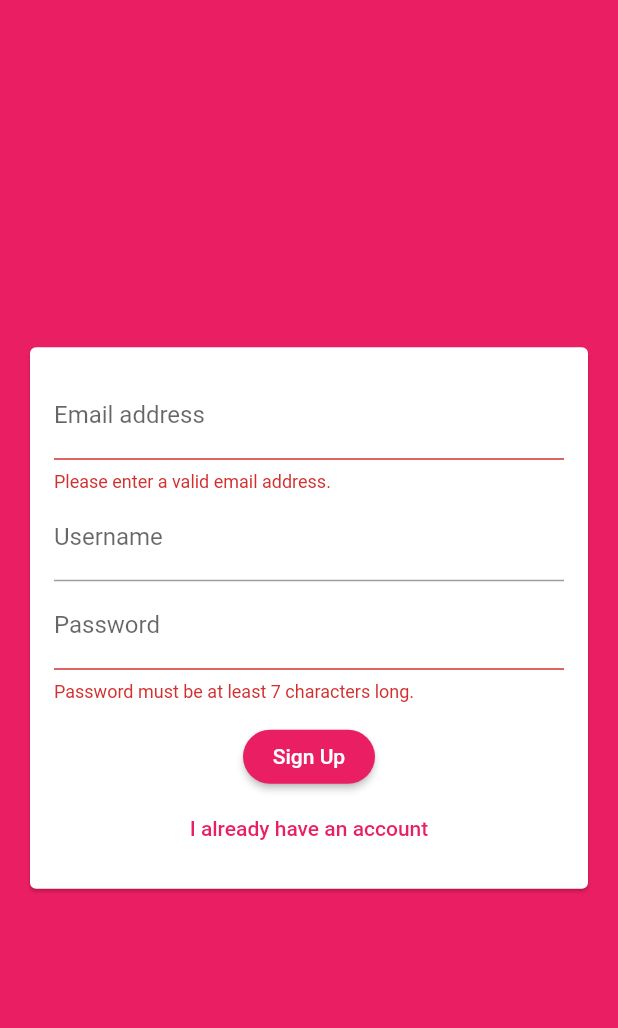
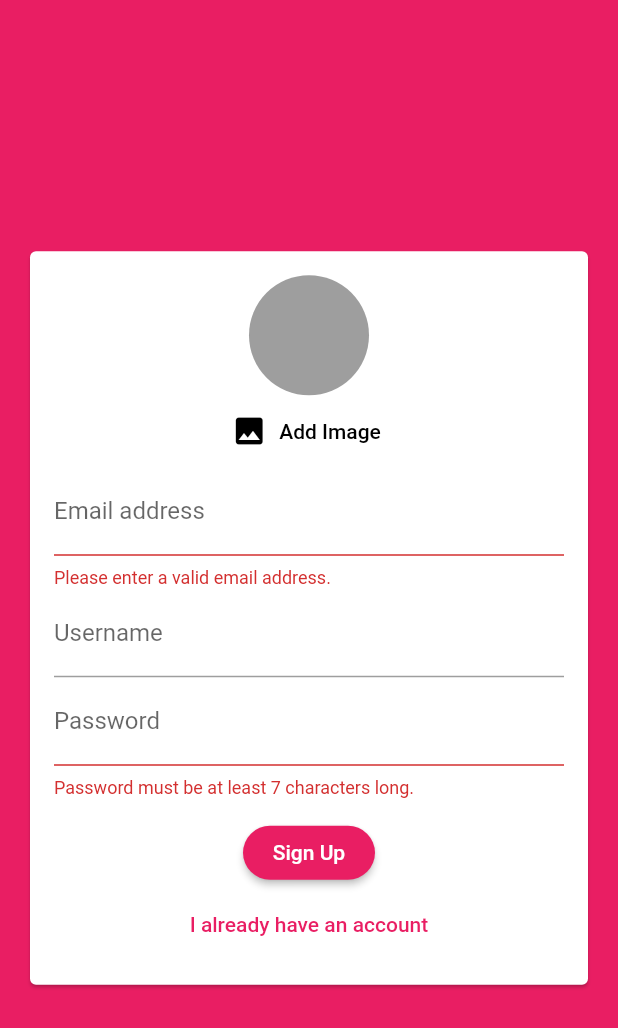
Before and after one commit to Athul-Krishna/sachat, a Flutter app: the screen it shows after launch, after a tap on "Login", after a tap on "Create new account", on a phone screen of 412 x 824 dp. Shown: the top 1028 px of the screen. Run offline on Flutter 3.47's test engine with Material 2 defaults, Android fonts, the phone set to English and light mode, and no system bars; our stand-ins replace cloud_firestore, firebase_auth, firebase_core, image_picker; accounts and stored records are empty.

Commit message:
Add image picker

```diff
--- a/lib/screens/auth_screen.dart
+++ b/lib/screens/auth_screen.dart
@@ -2,7 +2,7 @@ import 'package:cloud_firestore/cloud_firestore.dart';
 import 'package:firebase_auth/firebase_auth.dart';
 import 'package:flutter/material.dart';
 import 'package:flutter/services.dart';
-import 'package:sachat/widgets/auth_form.dart';
+import 'package:sachat/widgets/auth/auth_form.dart';
 
 class AuthScreen extends StatefulWidget {
   const AuthScreen({Key? key}) : super(key: key);
--- a/lib/widgets/auth_form.dart
+++ b/lib/widgets/auth/auth_form.dart
@@ -1,4 +1,5 @@
 import 'package:flutter/material.dart';
+import '../pickers/user_image_picker.dart';
 
 class AuthForm extends StatefulWidget {
   final bool isLoading;
@@ -51,6 +52,7 @@ class _AuthFormState extends State<AuthForm> {
               child: Column(
                 mainAxisSize: MainAxisSize.min,
                 children: [
+                  if (!_isLogin) UserImagePicker(),
                   TextFormField(
                     key: const ValueKey('email'),
                     validator: (value) {
--- /dev/null
+++ b/lib/widgets/pickers/user_image_picker.dart
@@ -0,0 +1,46 @@
+import 'dart:io';
+
+import 'package:flutter/material.dart';
+import 'package:image_picker/image_picker.dart';
+
+class UserImagePicker extends StatefulWidget {
+  const UserImagePicker({Key? key}) : super(key: key);
+
+  @override
+  State<UserImagePicker> createState() => _UserImagePickerState();
+}
+
+class _UserImagePickerState extends State<UserImagePicker> {
+  File? _pickedImage;
+
+  void _pickImage() async {
+    final picker = ImagePicker();
+    final pickedImage = await picker.getImage(
+      source: ImageSource.camera,
+    );
+    setState(() {
+      if (pickedImage != null) {
+        _pickedImage = File(pickedImage.path);
+      }
+    });
+  }
+
+  @override
+  Widget build(BuildContext context) {
+    return Column(
+      children: [
+        CircleAvatar(
+          radius: 40,
+          backgroundColor: Colors.grey,
+          backgroundImage:
+              _pickedImage != null ? FileImage(_pickedImage!) : null,
+        ),
+        FlatButton.icon(
+          onPressed: _pickImage,
+          icon: const Icon(Icons.image),
+          label: const Text('Add Image'),
+        ),
+      ],
+    );
+  }
+}
--- a/pubspec.yaml
+++ b/pubspec.yaml
@@ -37,6 +37,7 @@ dependencies:
   cloud_firestore: ^3.1.10
   firebase_core: ^1.13.1
   firebase_auth: ^3.3.11
+  image_picker: ^0.8.5
 
 dev_dependencies:
   flutter_test:
```
Also changed, not shown: 1 other file.
